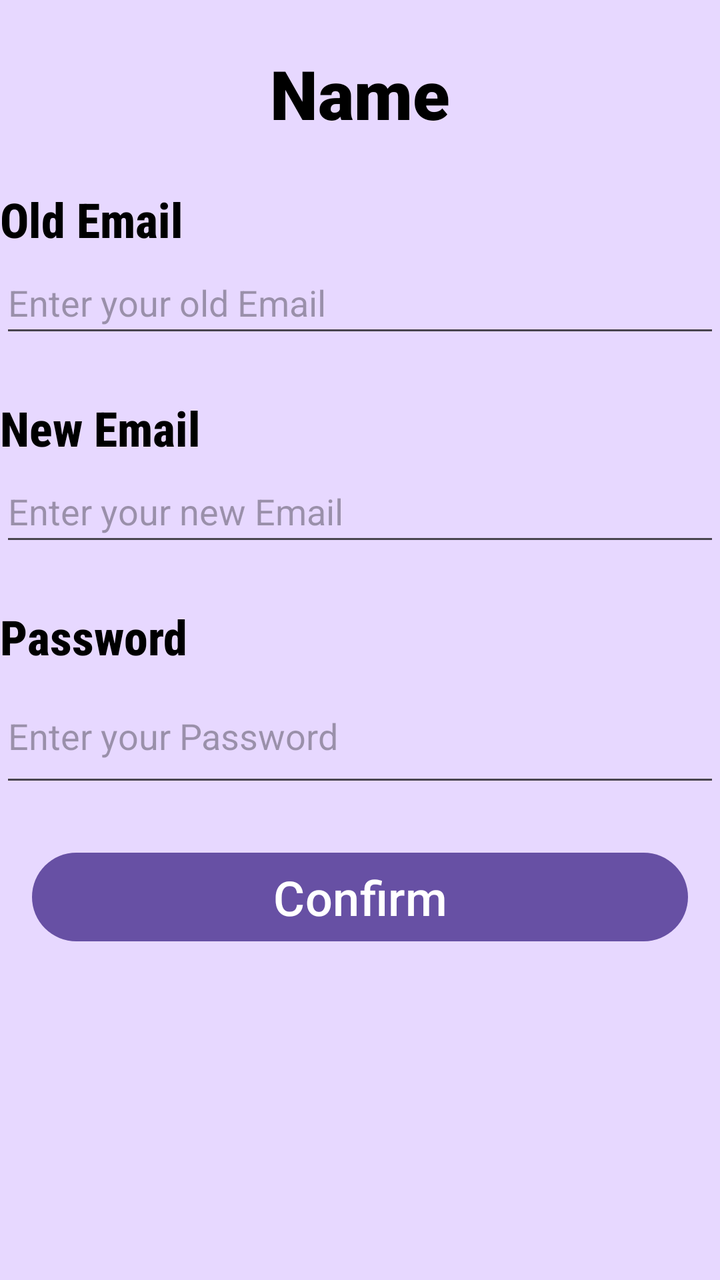
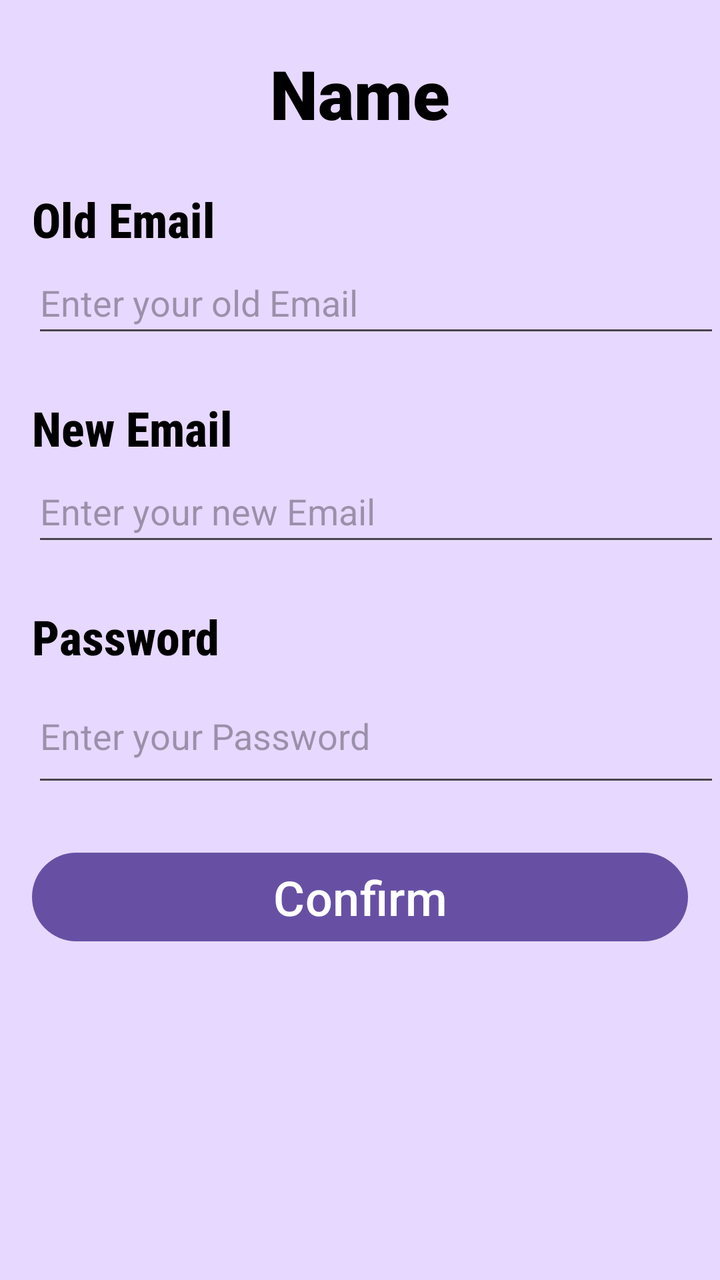

Two renders of the same Android screen: before a commit and after it. Below are the layout's source before the change and the commit's diff.
<!-- AndroidManifest.xml: application theme Theme.SafeHaven -->
<!-- res/layout/activity_update_email.xml -->
<?xml version="1.0" encoding="utf-8"?>
<androidx.constraintlayout.widget.ConstraintLayout xmlns:android="http://schemas.android.com/apk/res/android"
    xmlns:app="http://schemas.android.com/apk/res-auto"
    xmlns:tools="http://schemas.android.com/tools"
    android:layout_width="match_parent"
    android:layout_height="match_parent"
    android:background="@color/main_color"
    tools:context=".UpdateEmailActivity">

    <TextView
        android:id="@+id/TvName"
        android:layout_width="wrap_content"
        android:layout_height="wrap_content"
        android:layout_marginTop="24dp"
        android:fontFamily="sans-serif-black"
        android:text="Name"
        android:textColor="@color/black"
        android:textSize="34sp"
        app:layout_constraintEnd_toEndOf="parent"
        app:layout_constraintStart_toStartOf="parent"
        app:layout_constraintTop_toTopOf="parent" />

    <TextView
        android:id="@+id/TvOldEmail"
        android:layout_width="wrap_content"
        android:layout_height="wrap_content"
        android:layout_marginTop="24dp"
        android:fontFamily="sans-serif-condensed-medium"
        android:text="@string/label_old_email"
        android:textColor="@color/black"
        android:textSize="24sp"
        android:textStyle="bold"
        app:layout_constraintStart_toStartOf="parent"
        app:layout_constraintTop_toBottomOf="@+id/TvName" />

    <EditText
        android:id="@+id/EtOldEmail"
        android:layout_width="0dp"
        android:layout_height="@dimen/edit_text_height"
        android:hint="@string/prompt_old_email"
        android:inputType="textEmailAddress"
        android:textColor="@color/black"
        app:layout_constraintEnd_toEndOf="parent"
        app:layout_constraintStart_toStartOf="parent"
        app:layout_constraintTop_toBottomOf="@+id/TvOldEmail" />

    <TextView
        android:id="@+id/TvNewEmail"
        android:layout_width="wrap_content"
        android:layout_height="wrap_content"
        android:layout_marginTop="24dp"
        android:fontFamily="sans-serif-condensed-medium"
        android:text="@string/label_new_email"
        android:textColor="@color/black"
        android:textSize="24sp"
        android:textStyle="bold"
        app:layout_constraintStart_toStartOf="parent"
        app:layout_constraintTop_toBottomOf="@+id/EtOldEmail" />

    <EditText
        android:id="@+id/EtNewEmail"
        android:layout_width="0dp"
        android:layout_height="@dimen/edit_text_height"
        android:hint="@string/prompt_new_email"
        android:inputType="textEmailAddress"
        android:textColor="@color/black"
        app:layout_constraintEnd_toEndOf="parent"
        app:layout_constraintStart_toStartOf="parent"
        app:layout_constraintTop_toBottomOf="@+id/TvNewEmail" />

    <TextView
        android:id="@+id/TvPassword"
        android:layout_width="wrap_content"
        android:layout_height="wrap_content"
        android:layout_marginTop="24dp"
        android:fontFamily="sans-serif-condensed-medium"
        android:text="@string/label_password"
        android:textColor="@color/black"
        android:textSize="24sp"
        android:textStyle="bold"
        app:layout_constraintStart_toStartOf="parent"
        app:layout_constraintTop_toBottomOf="@+id/EtNewEmail" />

    <EditText
        android:id="@+id/EtPassword"
        android:layout_width="0dp"
        android:layout_height="64dp"
        android:autofillHints="password"
        android:hint="@string/prompt_password"
        android:inputType="textPassword"
        android:textColor="@color/black"
        app:layout_constraintEnd_toEndOf="parent"
        app:layout_constraintStart_toStartOf="parent"
        app:layout_constraintTop_toBottomOf="@+id/TvPassword" />

    <Button
        android:id="@+id/BtnUpdateEmailConfirm"
        android:layout_width="0dp"
        android:layout_height="wrap_content"
        android:layout_marginStart="16dp"
        android:layout_marginTop="24dp"
        android:layout_marginEnd="16dp"
        android:text="@string/button_confirm"
        android:textSize="24sp"
        app:layout_constraintEnd_toEndOf="parent"
        app:layout_constraintStart_toStartOf="parent"
        app:layout_constraintTop_toBottomOf="@+id/EtPassword" />

</androidx.constraintlayout.widget.ConstraintLayout>
<!-- resources referenced by this layout -->
<resources>
  <color name="black">#FF000000</color>
  <color name="main_color">#E7D8FF</color>
  <dimen name="edit_text_height">48dp</dimen>
  <string name="button_confirm">Confirm</string>
  <string name="label_new_email">New Email</string>
  <string name="label_old_email">Old Email</string>
  <string name="label_password">Password</string>
  <string name="prompt_new_email">Enter your new Email</string>
  <string name="prompt_old_email">Enter your old Email</string>
  <string name="prompt_password">Enter your Password</string>
  <style name="Theme.SafeHaven" parent="Base.Theme.SafeHaven" />
  <style name="Base.Theme.SafeHaven" parent="Theme.Material3.DayNight.NoActionBar">
          
          
      </style>
</resources>

<!-- the commit's change to res/layout/activity_update_email.xml (unified diff, before → after) -->
@@ -24,6 +24,7 @@
         android:id="@+id/TvOldEmail"
         android:layout_width="wrap_content"
         android:layout_height="wrap_content"
+        android:layout_marginStart="16dp"
         android:layout_marginTop="24dp"
         android:fontFamily="sans-serif-condensed-medium"
         android:text="@string/label_old_email"
@@ -37,6 +38,7 @@
         android:id="@+id/EtOldEmail"
         android:layout_width="0dp"
         android:layout_height="@dimen/edit_text_height"
+        android:layout_marginStart="16dp"
         android:hint="@string/prompt_old_email"
         android:inputType="textEmailAddress"
         android:textColor="@color/black"
@@ -48,6 +50,7 @@
         android:id="@+id/TvNewEmail"
         android:layout_width="wrap_content"
         android:layout_height="wrap_content"
+        android:layout_marginStart="16dp"
         android:layout_marginTop="24dp"
         android:fontFamily="sans-serif-condensed-medium"
         android:text="@string/label_new_email"
@@ -61,6 +64,7 @@
         android:id="@+id/EtNewEmail"
         android:layout_width="0dp"
         android:layout_height="@dimen/edit_text_height"
+        android:layout_marginStart="16dp"
         android:hint="@string/prompt_new_email"
         android:inputType="textEmailAddress"
         android:textColor="@color/black"
@@ -72,6 +76,7 @@
         android:id="@+id/TvPassword"
         android:layout_width="wrap_content"
         android:layout_height="wrap_content"
+        android:layout_marginStart="16dp"
         android:layout_marginTop="24dp"
         android:fontFamily="sans-serif-condensed-medium"
         android:text="@string/label_password"
@@ -85,6 +90,7 @@
         android:id="@+id/EtPassword"
         android:layout_width="0dp"
         android:layout_height="64dp"
+        android:layout_marginStart="16dp"
         android:autofillHints="password"
         android:hint="@string/prompt_password"
         android:inputType="textPassword"
